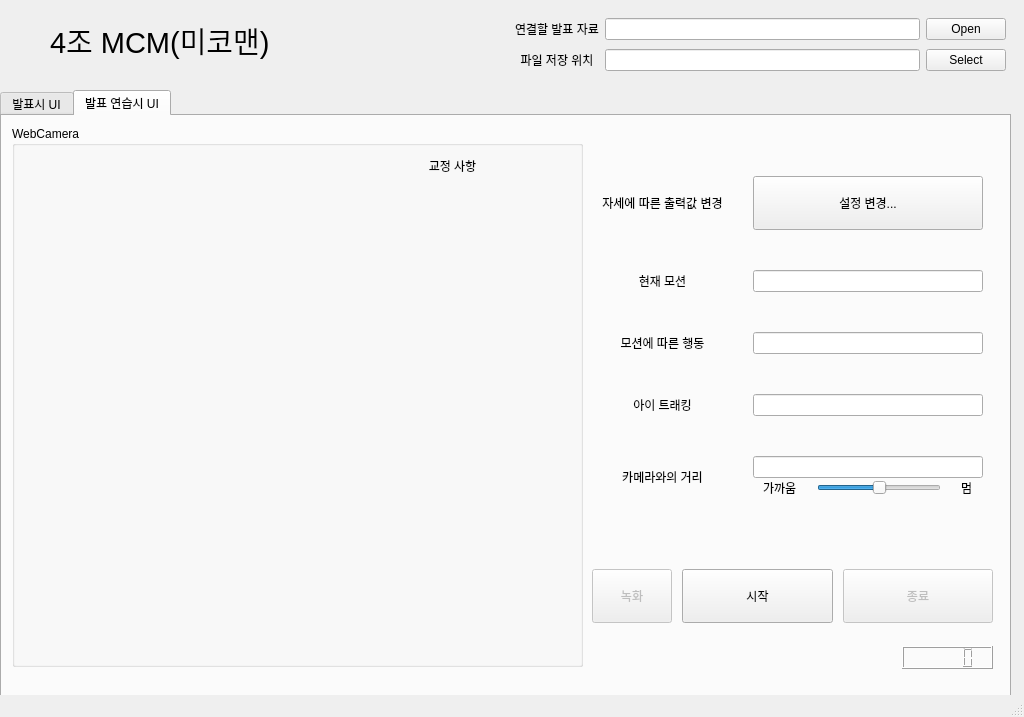
Above: untitled.ui from ninanoninano/BitProject_MCM before the change. Below: the same form after it.
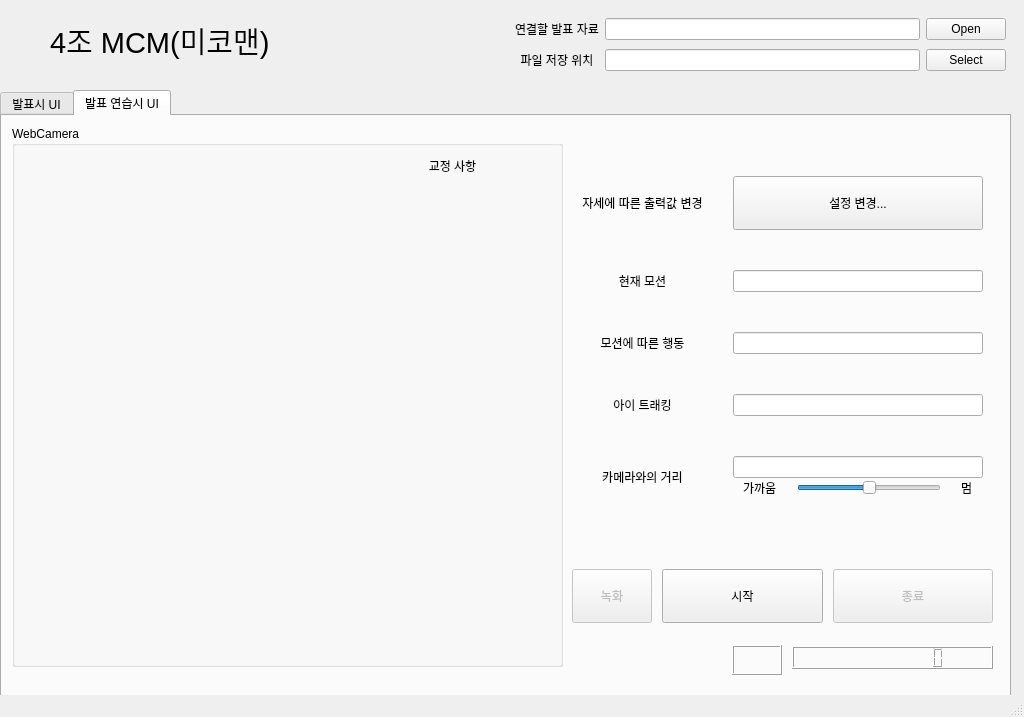
That is the form after the change. The open tabs and pages were chosen to show the change. Icons and pictures are not drawn.

```diff
--- a/untitled.ui
+++ b/untitled.ui
@@ -389,9 +389,9 @@
      <widget class="QWidget" name="gridLayoutWidget_3">
       <property name="geometry">
        <rect>
-        <x>590</x>
+        <x>570</x>
         <y>30</y>
-        <width>401</width>
+        <width>421</width>
         <height>381</height>
        </rect>
       </property>
@@ -576,7 +576,7 @@
        <rect>
         <x>10</x>
         <y>10</y>
-        <width>571</width>
+        <width>551</width>
         <height>541</height>
        </rect>
       </property>
@@ -588,7 +588,7 @@
         <rect>
          <x>10</x>
          <y>20</y>
-         <width>551</width>
+         <width>531</width>
          <height>511</height>
         </rect>
        </property>
@@ -619,9 +619,9 @@
      <widget class="QWidget" name="horizontalLayoutWidget_3">
       <property name="geometry">
        <rect>
-        <x>590</x>
+        <x>570</x>
         <y>440</y>
-        <width>401</width>
+        <width>421</width>
         <height>80</height>
        </rect>
       </property>
@@ -670,15 +670,52 @@
        </item>
       </layout>
      </widget>
+     <widget class="QLabel" name="ptex_label_image">
+      <property name="geometry">
+       <rect>
+        <x>730</x>
+        <y>529</y>
+        <width>50</width>
+        <height>30</height>
+       </rect>
+      </property>
+      <property name="styleSheet">
+       <string notr="true">image: url(:/icon_timer/icon/icon_timer.png);</string>
+      </property>
+      <property name="frameShape">
+       <enum>QFrame::Box</enum>
+      </property>
+      <property name="frameShadow">
+       <enum>QFrame::Raised</enum>
+      </property>
+      <property name="text">
+       <string/>
+      </property>
+     </widget>
      <widget class="QLCDNumber" name="ptex_lcdNumber">
       <property name="geometry">
        <rect>
-        <x>900</x>
+        <x>790</x>
         <y>530</y>
-        <width>91</width>
+        <width>201</width>
         <height>23</height>
        </rect>
       </property>
+      <property name="smallDecimalPoint">
+       <bool>false</bool>
+      </property>
+      <property name="digitCount">
+       <number>10</number>
+      </property>
+      <property name="mode">
+       <enum>QLCDNumber::Dec</enum>
+      </property>
+      <property name="segmentStyle">
+       <enum>QLCDNumber::Filled</enum>
+      </property>
+      <property name="intValue" stdset="0">
+       <number>0</number>
+      </property>
      </widget>
     </widget>
    </widget>
```
Left out of the diff: 61 changed lines with no effect on the pictures.
